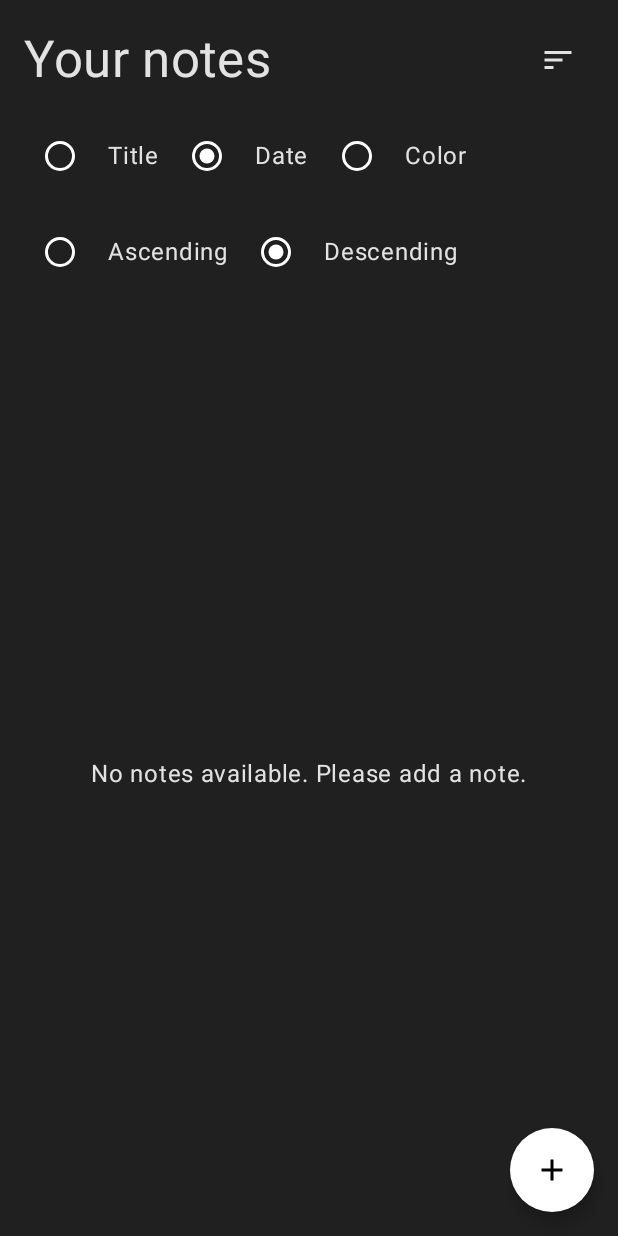
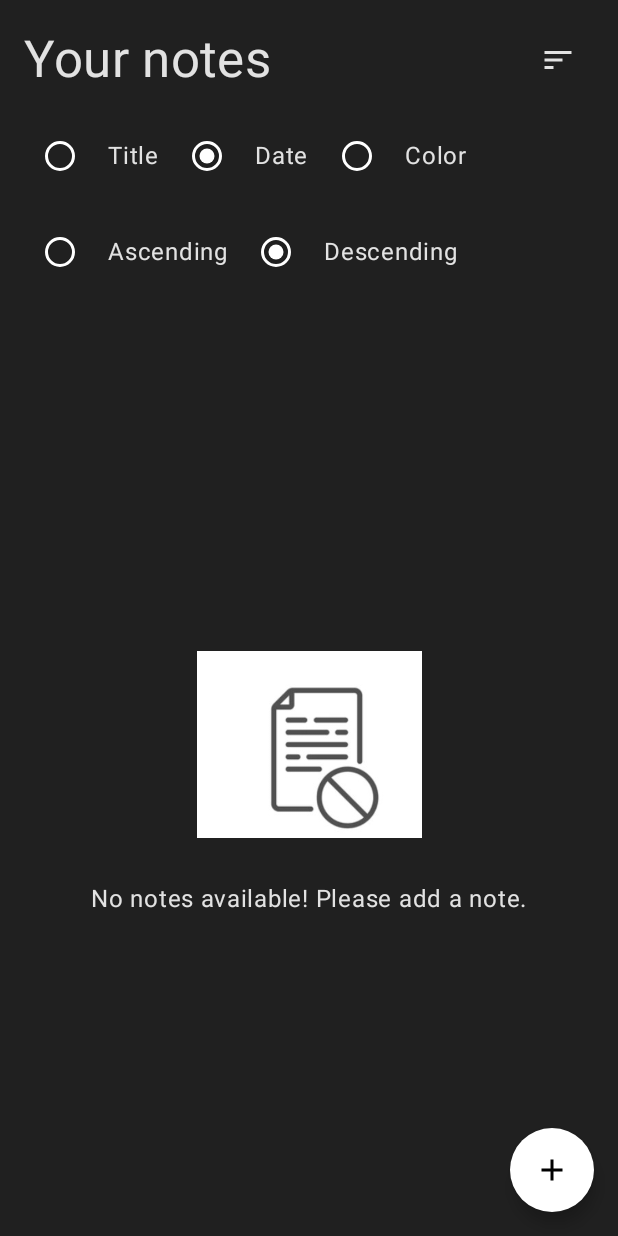
Before and after one commit to Belal123-hub/Notes-App, an Android app built with Jetpack Compose: the screen it shows after launch (MainActivity), after a tap on "Sort", on a phone screen of 412 x 824 dp. Run offline under Robolectric (Android 15) with nearby library versions, the phone set to English and light mode, and no system bars; our stand-ins replace Dagger/Hilt's generated code, Room's generated code.

Commit message:
organize the code

```diff
--- a/app/src/main/java/com/example/notesapp/NoteApp.kt
+++ b/app/src/main/java/com/example/notesapp/NoteApp.kt
@@ -4,5 +4,4 @@ import android.app.Application
 import dagger.hilt.android.HiltAndroidApp
 
 @HiltAndroidApp
-class NoteApp : Application(){
-}
+class NoteApp : Application()
--- a/app/src/main/java/com/example/notesapp/presentation/MainActivity.kt
+++ b/app/src/main/java/com/example/notesapp/presentation/MainActivity.kt
@@ -9,11 +9,13 @@ import androidx.compose.material.MaterialTheme
 import androidx.compose.material.Surface
 
 import androidx.compose.ui.Modifier
+import androidx.compose.ui.res.stringResource
 import androidx.navigation.NavType
 import androidx.navigation.compose.NavHost
 import androidx.navigation.compose.composable
 import androidx.navigation.compose.rememberNavController
 import androidx.navigation.navArgument
+import com.example.notes.R
 import com.example.notesapp.presentation.screens.add_edit_note.AddEditNoteScreen
 import com.example.notesapp.presentation.screens.notes.NotesScreen
 import com.example.notesapp.presentation.ui.theme.NotesTheme
@@ -27,7 +29,6 @@ class MainActivity : ComponentActivity() {
         super.onCreate(savedInstanceState)
         setContent {
             NotesTheme {
-                // A surface container using the 'background' color from the theme
                 Surface(
                     modifier = Modifier.fillMaxSize(),
                     color = MaterialTheme.colors.background
@@ -42,23 +43,24 @@ class MainActivity : ComponentActivity() {
                         }
                         composable(
                             route = Screen.AddEditNoteScreen.route +
-                                    "?noteId={noteId}&noteColor={noteColor}",
+                                    getString(R.string.noteid_noteid_notecolor_notecolor),
                             arguments = listOf(
                                 navArgument(
-                                    name = "noteId"
+                                    name = getString(R.string.noteid)
                                 ) {
                                     type = NavType.IntType
                                     defaultValue = -1
                                 },
                                 navArgument(
-                                    name = "noteColor"
+                                    name = getString(R.string.note_color)
                                 ) {
                                     type = NavType.IntType
                                     defaultValue = -1
                                 }
                             )
                         ) {
-                            val color = it.arguments?.getInt("noteColor") ?: -1
+                            val color =
+                                it.arguments?.getInt(stringResource(R.string.notecolor)) ?: -1
                             AddEditNoteScreen(
                                 navController = navController,
                                 noteColor = color
--- a/app/src/main/java/com/example/notesapp/presentation/screens/add_edit_note/AddEditNoteScreen.kt
+++ b/app/src/main/java/com/example/notesapp/presentation/screens/add_edit_note/AddEditNoteScreen.kt
@@ -34,10 +34,12 @@ import androidx.compose.ui.draw.clip
 import androidx.compose.ui.draw.shadow
 import androidx.compose.ui.graphics.Color
 import androidx.compose.ui.graphics.toArgb
+import androidx.compose.ui.res.stringResource
 import androidx.compose.ui.text.input.ImeAction
 import androidx.compose.ui.unit.dp
 import androidx.hilt.navigation.compose.hiltViewModel
 import androidx.navigation.NavController
+import com.example.notes.R
 import com.example.notesapp.domain.model.Note
 import com.example.notesapp.presentation.screens.add_edit_note.components.TransparentHintTextField
 import com.example.notesapp.presentation.screens.add_edit_note.model.AddEditNoteEvent
@@ -62,7 +64,6 @@ fun AddEditNoteScreen(
     }
     val scope = rememberCoroutineScope()
     val scaffoldState = rememberScaffoldState()
-
     LaunchedEffect(key1 = true) {
         viewModel.eventFlow.collectLatest { event ->
             when (event) {
@@ -78,14 +79,16 @@ fun AddEditNoteScreen(
             }
         }
     }
-
     Scaffold(
         floatingActionButton = {
             FloatingActionButton(
                 onClick = { viewModel.onEvent(AddEditNoteEvent.SaveNote) },
                 backgroundColor = MaterialTheme.colors.primary
             ) {
-                Icon(imageVector = Icons.Default.Save, contentDescription = "Save note")
+                Icon(
+                    imageVector = Icons.Default.Save,
+                    contentDescription = stringResource(R.string.save_note)
+                )
             }
         },
         scaffoldState = scaffoldState
@@ -125,7 +128,6 @@ fun AddEditNoteScreen(
                                     )
                                 }
                                 viewModel.onEvent(AddEditNoteEvent.ChangeColor(colorInt))
-
                             }
                     )
                 }
@@ -133,7 +135,7 @@ fun AddEditNoteScreen(
             Spacer(modifier = Modifier.height(16.dp))
             TransparentHintTextField(
                 text = title,
-                hint = "Enter title.....",
+                hint = stringResource(R.string.enter_title),
                 onValueChange = { newText ->
                     viewModel.onEvent(AddEditNoteEvent.EnteredTitle(newText))
                 },
@@ -144,7 +146,7 @@ fun AddEditNoteScreen(
             Spacer(modifier = Modifier.height(16.dp))
             TransparentHintTextField(
                 text = content,
-                hint = "Enter some content..",
+                hint = stringResource(R.string.enter_some_content),
                 onValueChange = { newText ->
                     viewModel.onEvent(AddEditNoteEvent.EnteredContent(newText))
                 },
--- a/app/src/main/java/com/example/notesapp/presentation/screens/notes/NoNotes.kt
+++ b/app/src/main/java/com/example/notesapp/presentation/screens/notes/NoNotes.kt
@@ -1,12 +1,15 @@
 package com.example.notesapp.presentation.screens.notes
 
+import androidx.compose.foundation.Image
 import androidx.compose.foundation.layout.*
 import androidx.compose.material.Text
 import androidx.compose.runtime.Composable
 import androidx.compose.ui.Alignment
 import androidx.compose.ui.Modifier
+import androidx.compose.ui.res.painterResource
+import androidx.compose.ui.res.stringResource
 import androidx.compose.ui.unit.dp
-
+import com.example.notes.R
 
 @Composable
 fun NoNotes() {
@@ -17,6 +20,12 @@ fun NoNotes() {
         horizontalAlignment = Alignment.CenterHorizontally,
         verticalArrangement = Arrangement.Center
     ) {
-        Text(text = "No notes available. Please add a note.")
+        Image(
+            painter = painterResource(R.drawable.nonotes),
+            contentDescription = stringResource(R.string.no_notes),
+            modifier = Modifier.size(150.dp)
+        )
+        Spacer(modifier = Modifier.height(16.dp))
+        Text(text = stringResource(R.string.no_notes_available_please_add_a_note))
     }
 }
--- a/app/src/main/java/com/example/notesapp/presentation/screens/notes/NotesList.kt
+++ b/app/src/main/java/com/example/notesapp/presentation/screens/notes/NotesList.kt
@@ -42,7 +42,6 @@ fun NotesList(
                             actionLabel = "Undo"
                         )
                         if (result == SnackbarResult.ActionPerformed) {
-                            // Handle undo action if necessary
                         }
                     }
                 }
--- a/app/src/main/java/com/example/notesapp/presentation/screens/notes/NotesScreen.kt
+++ b/app/src/main/java/com/example/notesapp/presentation/screens/notes/NotesScreen.kt
@@ -10,15 +10,17 @@ import androidx.compose.animation.slideOutVertically
 import androidx.compose.foundation.layout.*
 import androidx.compose.material.*
 import androidx.compose.material.icons.Icons
+import androidx.compose.material.icons.automirrored.filled.Sort
 import androidx.compose.material.icons.filled.Add
-import androidx.compose.material.icons.filled.Sort
 import androidx.compose.runtime.Composable
 import androidx.compose.runtime.rememberCoroutineScope
 import androidx.compose.ui.Alignment
 import androidx.compose.ui.Modifier
+import androidx.compose.ui.res.stringResource
 import androidx.compose.ui.unit.dp
 import androidx.hilt.navigation.compose.hiltViewModel
 import androidx.navigation.NavController
+import com.example.notes.R
 import com.example.notesapp.presentation.screens.notes.components.OrderSection
 import com.example.notesapp.presentation.screens.notes.model.NotesEvent
 import com.example.notesapp.presentation.util.Screen
@@ -41,7 +43,10 @@ fun NotesScreen(
                 },
                 backgroundColor = MaterialTheme.colors.primary
             ) {
-                Icon(imageVector = Icons.Default.Add, contentDescription = "Add note")
+                Icon(
+                    imageVector = Icons.Default.Add,
+                    contentDescription = stringResource(R.string.add_note)
+                )
             }
         },
         scaffoldState = scaffoldState
@@ -57,7 +62,7 @@ fun NotesScreen(
                 verticalAlignment = Alignment.CenterVertically
             ) {
                 Text(
-                    text = "Your notes",
+                    text = stringResource(R.string.your_notes),
                     style = MaterialTheme.typography.h4
                 )
                 IconButton(
@@ -66,8 +71,8 @@ fun NotesScreen(
                     },
                 ) {
                     Icon(
-                        imageVector = Icons.Default.Sort,
-                        contentDescription = "Sort"
+                        imageVector = Icons.AutoMirrored.Filled.Sort,
+                        contentDescription = stringResource(R.string.sort)
                     )
                 }
             }
@@ -88,7 +93,7 @@ fun NotesScreen(
             }
             Spacer(modifier = Modifier.height(16.dp))
             if (state.notes.isEmpty()) {
-                NoNotes() // Show No Notes Composable when there are no notes
+                NoNotes()
             } else {
                 NotesList(
                     notes = state.notes,
--- a/app/src/main/java/com/example/notesapp/presentation/screens/notes/NotesViewModel.kt
+++ b/app/src/main/java/com/example/notesapp/presentation/screens/notes/NotesViewModel.kt
@@ -30,7 +30,6 @@ class NotesViewModel @Inject constructor(
     init {
         getNotes(NoteOrder.Date(OrderType.Descending))
     }
-
     fun onEvent(event: NotesEvent) {
         when (event) {
             is NotesEvent.Order -> {
@@ -65,7 +64,6 @@ class NotesViewModel @Inject constructor(
 
         }
     }
-
     private fun getNotes(noteOrder: NoteOrder) {
         getNotesJob?.cancel()
         getNotesJob = noteUseCases.getNotesUseCase(noteOrder)
@@ -77,5 +75,4 @@ class NotesViewModel @Inject constructor(
             }
             .launchIn(viewModelScope)
     }
-
 }
--- a/app/src/main/java/com/example/notesapp/presentation/screens/notes/components/NoteItem.kt
+++ b/app/src/main/java/com/example/notesapp/presentation/screens/notes/components/NoteItem.kt
@@ -22,10 +22,12 @@ import androidx.compose.ui.geometry.Size
 import androidx.compose.ui.graphics.Color
 import androidx.compose.ui.graphics.Path
 import androidx.compose.ui.graphics.drawscope.clipPath
+import androidx.compose.ui.res.stringResource
 import androidx.compose.ui.text.style.TextOverflow
 import androidx.compose.ui.unit.Dp
 import androidx.compose.ui.unit.dp
 import androidx.core.graphics.ColorUtils
+import com.example.notes.R
 import com.example.notesapp.domain.model.Note
 
 @Composable
@@ -93,7 +95,7 @@ fun NoteItem(
         ) {
             Icon(
                 imageVector = Icons.Default.Delete,
-                contentDescription = "Delete note",
+                contentDescription = stringResource(R.string.delete_note),
                 tint = MaterialTheme.colors.onSurface
 
             )
--- a/app/src/main/java/com/example/notesapp/presentation/screens/notes/components/OrderSection.kt
+++ b/app/src/main/java/com/example/notesapp/presentation/screens/notes/components/OrderSection.kt
@@ -8,7 +8,9 @@ import androidx.compose.foundation.layout.height
 import androidx.compose.foundation.layout.width
 import androidx.compose.runtime.Composable
 import androidx.compose.ui.Modifier
+import androidx.compose.ui.res.stringResource
 import androidx.compose.ui.unit.dp
+import com.example.notes.R
 import com.example.notesapp.domain.util.NoteOrder
 import com.example.notesapp.domain.util.OrderType
 
@@ -23,19 +25,19 @@ fun OrderSection(
     ) {
         Row(modifier = Modifier.fillMaxWidth()) {
             DefaultRadioButton(
-                text = "Title",
+                text = stringResource(R.string.title),
                 selected = noteOrder is NoteOrder.Title,
                 onSelect = { onOrderChange(NoteOrder.Title(noteOrder.orderType)) }
             )
             Spacer(modifier = Modifier.width(8.dp))
             DefaultRadioButton(
-                text = "Date",
+                text = stringResource(R.string.date),
                 selected = noteOrder is NoteOrder.Date,
                 onSelect = { onOrderChange(NoteOrder.Date(noteOrder.orderType)) }
             )
             Spacer(modifier = Modifier.width(8.dp))
             DefaultRadioButton(
-                text = "Color",
+                text = stringResource(R.string.color),
                 selected = noteOrder is NoteOrder.Color,
                 onSelect = { onOrderChange(NoteOrder.Color(noteOrder.orderType)) }
             )
@@ -43,7 +45,7 @@ fun OrderSection(
         Spacer(modifier = Modifier.height(16.dp))
         Row(modifier = Modifier.fillMaxWidth()) {
             DefaultRadioButton(
-                text = "Ascending",
+                text = stringResource(R.string.ascending),
                 selected = noteOrder.orderType is OrderType.Ascending,
                 onSelect = {
                     onOrderChange(noteOrder.copy(OrderType.Ascending))
@@ -51,7 +53,7 @@ fun OrderSection(
             )
             Spacer(modifier = Modifier.width(8.dp))
             DefaultRadioButton(
-                text = "Descending",
+                text = stringResource(R.string.descending),
                 selected = noteOrder.orderType is OrderType.Descending,
                 onSelect = {
                     onOrderChange(noteOrder.copy(OrderType.Descending))
--- a/app/src/main/res/values/strings.xml
+++ b/app/src/main/res/values/strings.xml
@@ -1,3 +1,21 @@
 <resources>
     <string name="app_name">Notes</string>
+    <string name="no_notes">No notes</string>
+    <string name="no_notes_available_please_add_a_note">No notes available! Please add a note.</string>
+    <string name="add_note">Add note</string>
+    <string name="your_notes">Your notes</string>
+    <string name="sort">Sort</string>
+    <string name="delete_note">Delete note</string>
+    <string name="title">Title</string>
+    <string name="date">Date</string>
+    <string name="color">Color</string>
+    <string name="ascending">Ascending</string>
+    <string name="descending">Descending</string>
+    <string name="save_note">Save note</string>
+    <string name="enter_title">Enter title.....</string>
+    <string name="enter_some_content">Enter some content..</string>
+    <string name="notecolor">noteColor</string>
+    <string name="noteid_noteid_notecolor_notecolor"><![CDATA[\?noteId={noteId}&noteColor={noteColor}]]></string>
+    <string name="noteid">noteId</string>
+    <string name="note_color">noteColor</string>
 </resources>
```
